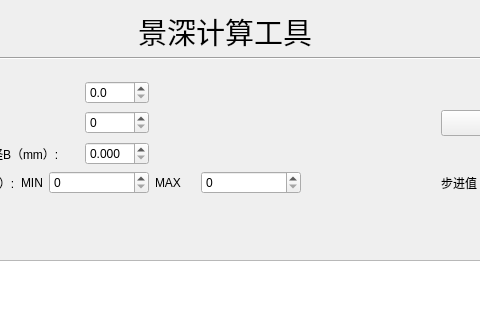
Before: the Qt Designer form DOF/dof.ui in violentelder/DOF, drawn with Qt 5; both pictures show x 132 to 612 and y 0 to 320 of the 768 by 630 pixel window.
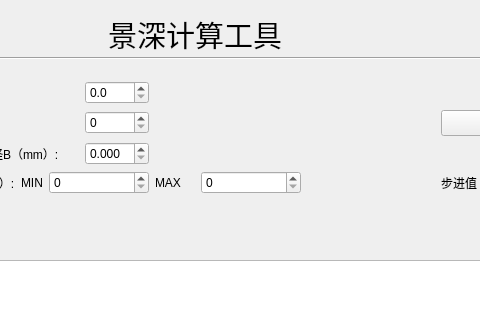
After: the same form once the commit is applied. Icons and pictures are not drawn.

Diff of the .ui file:
```diff
--- a/DOF/dof.ui
+++ b/DOF/dof.ui
@@ -35,10 +35,10 @@
    <widget class="QLabel" name="label_5">
     <property name="geometry">
      <rect>
-      <x>270</x>
+      <x>240</x>
       <y>10</y>
-      <width>231</width>
-      <height>41</height>
+      <width>264</width>
+      <height>50</height>
      </rect>
     </property>
     <property name="sizePolicy">
```
